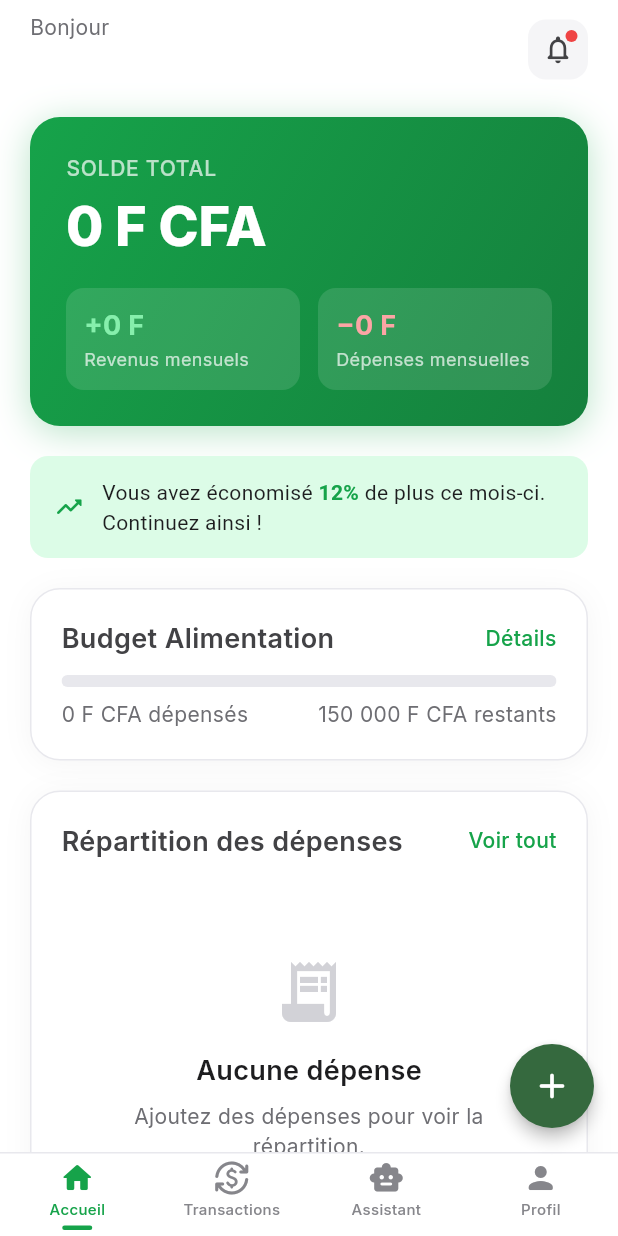
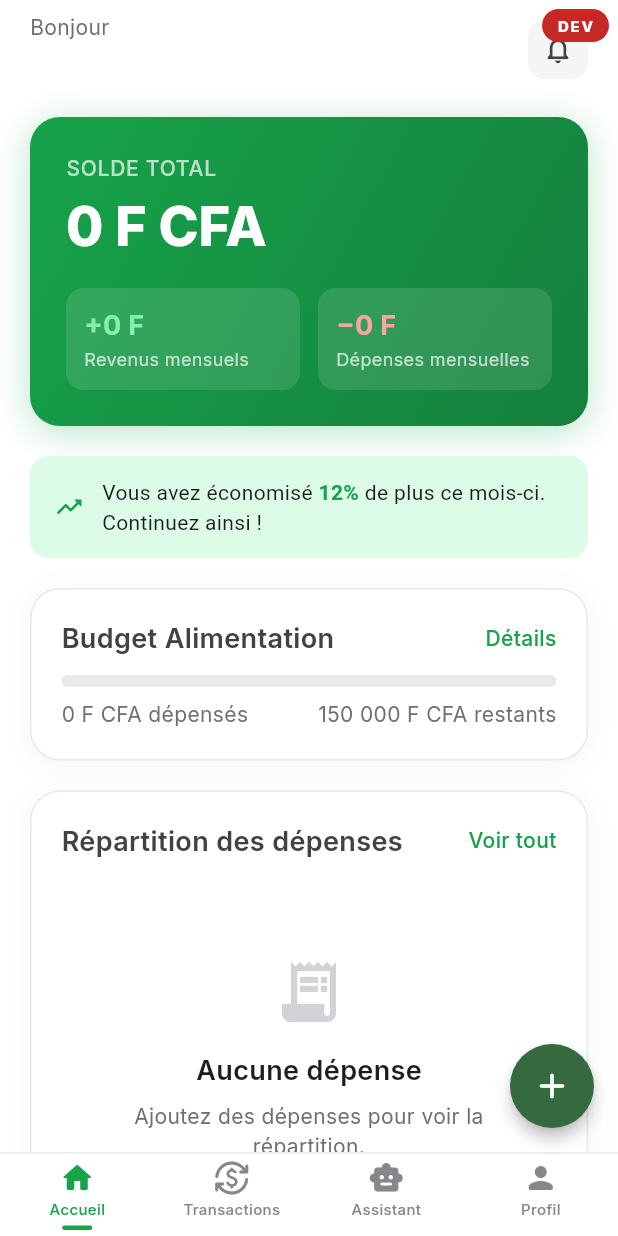
Before and after one commit to cheikhdoss/samapoche, a Flutter app: the screen it shows after launch, after a tap on "S'identifier", on a phone screen of 412 x 824 dp. Run offline on Flutter 3.47's test engine with Material 3 defaults, Android fonts, the phone set to English and light mode, and no system bars; our stand-ins replace flutter_secure_storage, go_router, hive, hive_flutter, sentry_flutter, shared_preferences; accounts and stored records are empty.

Commit message:
ci(flutter): pipeline conforme schema AFI (analyse→tests→SAST→QG 80% gradue→build staging signe), flavors dev/staging/prod, E2E hermétique, dependabot

```diff
--- /dev/null
+++ b/lib/env.dart
@@ -0,0 +1,44 @@
+/// Environnements de build (flavors) et configurations associées.
+///
+/// Chaque flavor possède son point d'entrée dédié :
+///   - dev     → `lib/main_dev.dart`     (backend local)
+///   - staging → `lib/main_staging.dart` (pré-production)
+///   - prod    → `lib/main_prod.dart`    (production)
+///
+/// Les URLs par défaut peuvent être surchargées au build :
+///   flutter run -t lib/main_staging.dart \
+///     --dart-define=API_BASE_URL=http://localhost:8000
+///
+/// Côté Android, les flavors sont déclarées dans
+/// `android/app/build.gradle.kts` (applicationIdSuffix + resValue app_name).
+enum Flavor {
+  dev('Développement', 'http://localhost:8000'),
+  staging('Staging', 'https://api-staging.samapoche.sn'),
+  prod('Production', 'https://api.samapoche.sn');
+
+  const Flavor(this.label, this.defaultApiBaseUrl);
+
+  /// Libellé affiché dans le diagnostic d'environnement.
+  final String label;
+
+  /// URL de l'API par défaut de ce flavor (surchargable via API_BASE_URL).
+  final String defaultApiBaseUrl;
+
+  bool get isProd => this == Flavor.prod;
+}
+
+/// Configuration d'environnement effective, exposée via Provider.
+class AppConfig {
+  const AppConfig({required this.flavor, required this.apiBaseUrl});
+
+  final Flavor flavor;
+  final String apiBaseUrl;
+
+  bool get isProd => flavor.isProd;
+}
+
+/// Constantes de build partagées (dart-define).
+abstract final class AppEnv {
+  /// Active la verbosité des logs (désactivée en release).
+  static const debug = bool.fromEnvironment('APP_DEBUG', defaultValue: true);
+}
--- a/lib/main.dart
+++ b/lib/main.dart
@@ -1,12 +1,15 @@
 import 'dart:async';
 
+import 'package:flutter/foundation.dart' show kIsWeb;
 import 'package:flutter/material.dart';
 import 'package:flutter_localizations/flutter_localizations.dart';
 import 'package:go_router/go_router.dart';
 import 'package:hive_flutter/hive_flutter.dart';
+import 'package:http/http.dart' as http;
 import 'package:path_provider/path_provider.dart';
 import 'package:provider/provider.dart';
 
+import 'package:samapoche/env.dart';
 import 'package:samapoche/l10n/l10n.dart';
 import 'package:samapoche/router.dart';
 import 'package:samapoche/services/api_client.dart';
@@ -16,8 +19,9 @@ import 'package:samapoche/services/token_storage.dart';
 import 'package:samapoche/state/app_state.dart';
 import 'package:samapoche/theme.dart';
 
-/// Point d'entrée par défaut (flavor dev).
+/// Point d'entrée par défaut (flavor dev, voir `lib/main_dev.dart`).
 void main() => runAppWith(
+  flavor: Flavor.dev,
   apiBaseUrl: const String.fromEnvironment(
     'API_BASE_URL',
     defaultValue: 'http://localhost:8000',
@@ -25,25 +29,45 @@ void main() => runAppWith(
 );
 
 /// Bootstrap partagé par les flavors (dev / staging / prod).
-Future<void> runAppWith({required String apiBaseUrl}) async {
+///
+/// [client] permet d'injecter un faux backend dans les tests d'intégration.
+Future<void> runAppWith({
+  required Flavor flavor,
+  required String apiBaseUrl,
+  http.Client? client,
+}) async {
   WidgetsFlutterBinding.ensureInitialized();
-  await Observability.init();
+  await Observability.init(environment: flavor.name);
   setupGlobalErrorHandlers();
 
+  if (kIsWeb) {
+    Hive.init(null);
+  } else {
     final appDir = await getApplicationSupportDirectory();
     await Hive.initFlutter(appDir.path);
+  }
 
-  final api = Api(baseUrl: apiBaseUrl);
+  final api = Api(baseUrl: apiBaseUrl, client: client);
   final cache = HiveCache();
   await cache.init();
   final state = AppState(api: api, cache: cache, tokenStorage: TokenStorage());
 
-  runApp(SamaPocheApp(state: state));
+  runApp(
+    SamaPocheApp(
+      state: state,
+      config: AppConfig(flavor: flavor, apiBaseUrl: apiBaseUrl),
+    ),
+  );
 }
 
 class SamaPocheApp extends StatefulWidget {
   final AppState state;
-  const SamaPocheApp({super.key, required this.state});
+  final AppConfig config;
+  const SamaPocheApp({
+    super.key,
+    required this.state,
+    this.config = const AppConfig(flavor: Flavor.dev, apiBaseUrl: ''),
+  });
 
   @override
   State<SamaPocheApp> createState() => _SamaPocheAppState();
@@ -68,7 +92,9 @@ class _SamaPocheAppState extends State<SamaPocheApp> {
 
   @override
   Widget build(BuildContext context) {
-    return ChangeNotifierProvider<AppState>.value(
+    return Provider<AppConfig>.value(
+      value: widget.config,
+      child: ChangeNotifierProvider<AppState>.value(
         value: _state,
         child: ListenableBuilder(
           listenable: _state,
@@ -91,6 +117,7 @@ class _SamaPocheAppState extends State<SamaPocheApp> {
             );
           },
         ),
+      ),
     );
   }
 }
--- a/lib/router.dart
+++ b/lib/router.dart
@@ -1,6 +1,8 @@
 import 'package:flutter/material.dart';
 import 'package:go_router/go_router.dart';
+import 'package:provider/provider.dart';
 
+import 'package:samapoche/env.dart';
 import 'package:samapoche/screens/add_transaction_screen.dart';
 import 'package:samapoche/screens/assistant_screen.dart';
 import 'package:samapoche/screens/home_screen.dart';
@@ -126,8 +128,19 @@ class _AppShell extends StatelessWidget {
 
   @override
   Widget build(BuildContext context) {
+    final config = context.watch<AppConfig>();
     return Scaffold(
-      body: shell,
+      body: Stack(
+        children: [
+          shell,
+          if (!config.isProd)
+            Positioned(
+              top: 0,
+              right: 0,
+              child: SafeArea(child: _EnvBadge(config: config)),
+            ),
+        ],
+      ),
       floatingActionButton: shell.currentIndex == 0
           ? FloatingActionButton(
               onPressed: () => context.push(Routes.add),
@@ -147,3 +160,38 @@ class _AppShell extends StatelessWidget {
     );
   }
 }
+
+/// Diagnostic d'environnement visible sur les flavors hors production.
+class _EnvBadge extends StatelessWidget {
+  final AppConfig config;
+  const _EnvBadge({required this.config});
+
+  @override
+  Widget build(BuildContext context) {
+    final dev = config.flavor == Flavor.dev;
+    final background = dev ? const Color(0xFFC62828) : const Color(0xFFEF6C00);
+    return Tooltip(
+      message: '${config.flavor.label} — ${config.apiBaseUrl}',
+      child: IgnorePointer(
+        child: Container(
+          margin: const EdgeInsets.all(6),
+          padding: const EdgeInsets.symmetric(horizontal: 10, vertical: 4),
+          decoration: BoxDecoration(
+            color: background,
+            borderRadius: BorderRadius.circular(999),
+          ),
+          child: Text(
+            config.flavor == Flavor.dev ? 'DEV' : 'STAGING',
+            style: const TextStyle(
+              color: Colors.white,
+              fontSize: 10,
+              fontWeight: FontWeight.w800,
+              letterSpacing: 1.2,
+              fontFamily: 'Inter',
+            ),
+          ),
+        ),
+      ),
+    );
+  }
+}
--- a/lib/screens/profile_screen.dart
+++ b/lib/screens/profile_screen.dart
@@ -4,6 +4,7 @@ import 'package:flutter/material.dart';
 import 'package:go_router/go_router.dart';
 import 'package:provider/provider.dart';
 
+import 'package:samapoche/env.dart';
 import 'package:samapoche/models/models.dart';
 import 'package:samapoche/router.dart';
 import 'package:samapoche/state/app_state.dart';
@@ -24,6 +25,7 @@ class _ProfileScreenState extends State<ProfileScreen> {
   @override
   Widget build(BuildContext context) {
     final s = context.watch<AppState>();
+    final config = context.read<AppConfig>();
     final user = s.user;
     final isDark = context.isDark;
     final muted = isDark ? AppDark.muted : AppColors.muted;
@@ -129,6 +131,14 @@ class _ProfileScreenState extends State<ProfileScreen> {
               'SamaPoche v1.0.0 — Gestion financière intelligente © 2026',
             ),
             divider: false,
+          ),
+          ProfileRow(
+            icon: Icons.cloud_outlined,
+            label: 'Environnement',
+            value: config.flavor.label,
+            onTap: () => _toastInfo(
+              '${config.flavor.label}\n${config.apiBaseUrl}',
+            ),
           ),
           const Divider(),
           ProfileRow(
--- a/lib/services/observability.dart
+++ b/lib/services/observability.dart
@@ -3,6 +3,7 @@ import 'dart:ui' show PlatformDispatcher;
 
 import 'package:logging/logging.dart';
 
+import 'package:samapoche/env.dart';
 import 'package:sentry_flutter/sentry_flutter.dart';
 
 /// Configuration de l'observabilité.
@@ -15,7 +16,10 @@ class Observability {
 
   static bool _initialized = false;
 
-  static Future<void> init({List<Integration>? integrations}) async {
+  static Future<void> init({
+    List<Integration>? integrations,
+    String? environment,
+  }) async {
     setupGlobalLogging();
     if (!enabled) {
       Logger('Observability').info('Sentry désactivé (aucun SENTRY_DSN)');
@@ -26,12 +30,13 @@ class Observability {
         options
           ..dsn = _dsn
           ..tracesSampleRate = 0.1;
+        if (environment != null) options.environment = environment;
         integrations?.forEach(options.addIntegration);
       },
       appRunner: () {},
     );
     _initialized = true;
-    Logger('Observability').info('Sentry initialisé');
+    Logger('Observability').info('Sentry initialisé ($environment)');
   }
 
   static void capture(Object error, StackTrace stackTrace) {
@@ -53,12 +58,6 @@ void setupGlobalLogging() {
 /// Logger simple avec capture Sentry intégrée.
 Logger buildLogger(String name) => Logger(name);
 
-/// Configuration globale (flavors).
-class AppEnv {
-  static const flavor = String.fromEnvironment('FLAVOR', defaultValue: 'dev');
-  static const debug = bool.fromEnvironment('APP_DEBUG', defaultValue: true);
-}
-
 /// Handler de dernier recours (erreurs non rattrapées).
 void setupGlobalErrorHandlers() {
   PlatformDispatcher.instance.onError = (error, stack) {
--- a/pubspec.yaml
+++ b/pubspec.yaml
@@ -23,7 +23,7 @@ dependencies:
   logging: ^1.3.0
   path_provider: ^2.1.6
   provider: ^6.1.5+1
-  sentry_flutter: ^8.14.2
+  sentry_flutter: 9.27.0
   shared_preferences: ^2.5.3
 
 dev_dependencies:
```
Also changed, not shown: lib/main_dev.dart (added, +11 -0 lines), lib/main_prod.dart (added, +11 -0 lines), lib/main_staging.dart (added, +11 -0 lines), pubspec.lock, 6 other files. Lines whose indentation alone changed are shown as unchanged.
